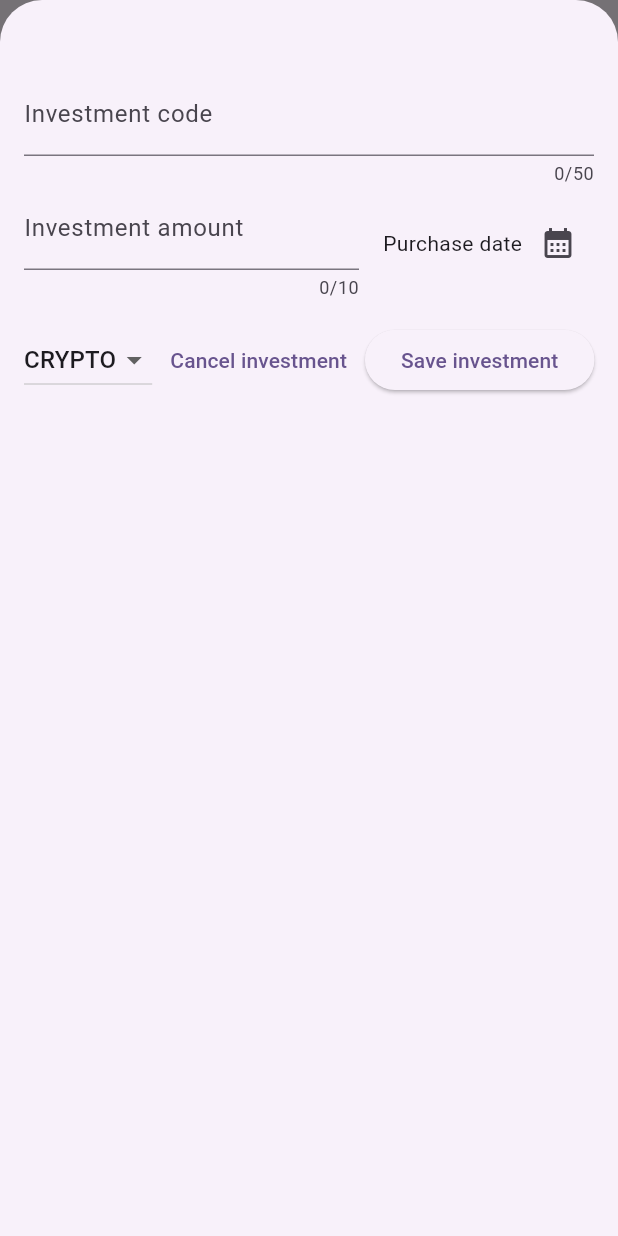
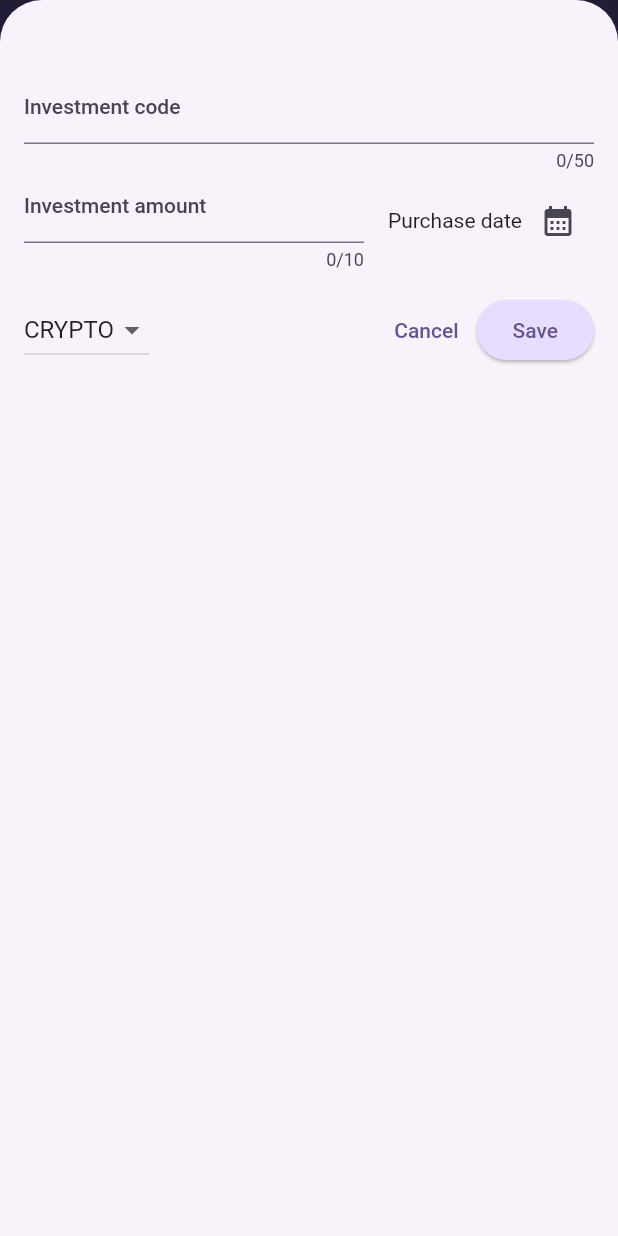
Before and after one commit to agviu/portfolio, a Flutter app: the screen it shows after launch, after a tap on the "add" icon, on a phone screen of 412 x 824 dp. Run offline on Flutter 3.47's test engine with Material 2 defaults, Android fonts, the phone set to English and light mode, and no system bars.

Commit message:
Added dark mode and further theming

```diff
--- a/lib/main.dart
+++ b/lib/main.dart
@@ -4,6 +4,15 @@ import 'package:portfolio/widgets/investments.dart';
 void main() {
   runApp(const PortfolioApp());
 }
+
+var kColorScheme = ColorScheme.fromSeed(
+  seedColor: const Color.fromARGB(255, 96, 59, 181),
+);
+
+var kDarkColorScheme = ColorScheme.fromSeed(
+  brightness: Brightness.dark,
+  seedColor: const Color.fromARGB(255, 5, 99, 125),
+);
 
 class PortfolioApp extends StatelessWidget {
   const PortfolioApp({super.key});
@@ -12,12 +21,52 @@ class PortfolioApp extends StatelessWidget {
   Widget build(BuildContext context) {
     return MaterialApp(
       title: 'Investrends portfolio',
-      theme: ThemeData(
-        colorScheme: ColorScheme.fromSeed(seedColor: Colors.deepPurple),
+      theme: ThemeData().copyWith(
         useMaterial3: true,
+        colorScheme: kColorScheme,
+        appBarTheme: const AppBarTheme().copyWith(
+          backgroundColor: kColorScheme.onPrimaryContainer,
+          foregroundColor: kColorScheme.primaryContainer,
+        ),
+        cardTheme: const CardTheme().copyWith(
+          color: kColorScheme.secondaryContainer,
+          margin: const EdgeInsets.symmetric(
+            horizontal: 16,
+            vertical: 8,
+          ),
+        ),
+        elevatedButtonTheme: ElevatedButtonThemeData(
+          style: ElevatedButton.styleFrom(
+            backgroundColor: kColorScheme.primaryContainer,
+          ),
+        ),
+        textTheme: ThemeData().textTheme.copyWith(
+              titleLarge: TextStyle(
+                fontWeight: FontWeight.normal,
+                color: kColorScheme.onSecondaryContainer,
+                fontSize: 14,
+              ),
+            ),
       ),
-      // home: const DashboardPage(title: 'Portfolio dashboard@1'),
+      darkTheme: ThemeData.dark().copyWith(
+        useMaterial3: true,
+        colorScheme: kDarkColorScheme,
+        cardTheme: const CardTheme().copyWith(
+          color: kDarkColorScheme.secondaryContainer,
+          margin: const EdgeInsets.symmetric(
+            horizontal: 16,
+            vertical: 8,
+          ),
+        ),
+        elevatedButtonTheme: ElevatedButtonThemeData(
+          style: ElevatedButton.styleFrom(
+            backgroundColor: kDarkColorScheme.primaryContainer,
+            foregroundColor: kDarkColorScheme.onPrimaryContainer,
+          ),
+        ),
+      ),
       home: const Investments(),
+      // themeMode: ThemeMode.light,
     );
   }
 }
--- a/lib/widgets/investments_list/investments_list.dart
+++ b/lib/widgets/investments_list/investments_list.dart
@@ -15,10 +15,15 @@ class InvestmentsList extends StatelessWidget {
     return ListView.builder(
       itemBuilder: (ctx, index) => Dismissible(
         key: ValueKey(investments[index]),
-        child: InvestmentItem(investments[index]),
+        background: Container(
+            color: Theme.of(context).colorScheme.error.withOpacity(0.6),
+            margin: EdgeInsets.symmetric(
+              horizontal: Theme.of(context).cardTheme.margin!.horizontal,
+            )),
         onDismissed: (direction) {
           onRemoveExpense(investments[index]);
         },
+        child: InvestmentItem(investments[index]),
       ),
       itemCount: investments.length,
     );
--- a/lib/widgets/new_investment.dart
+++ b/lib/widgets/new_investment.dart
@@ -147,10 +147,10 @@ class _NewInvestmentState extends State<NewInvestment> {
                     onPressed: () {
                       Navigator.pop(context);
                     },
-                    child: const Text('Cancel investment')),
+                    child: const Text('Cancel')),
                 ElevatedButton(
                     onPressed: _submitInvestmentData,
-                    child: const Text('Save investment')),
+                    child: const Text('Save')),
               ],
             )
           ],
```
